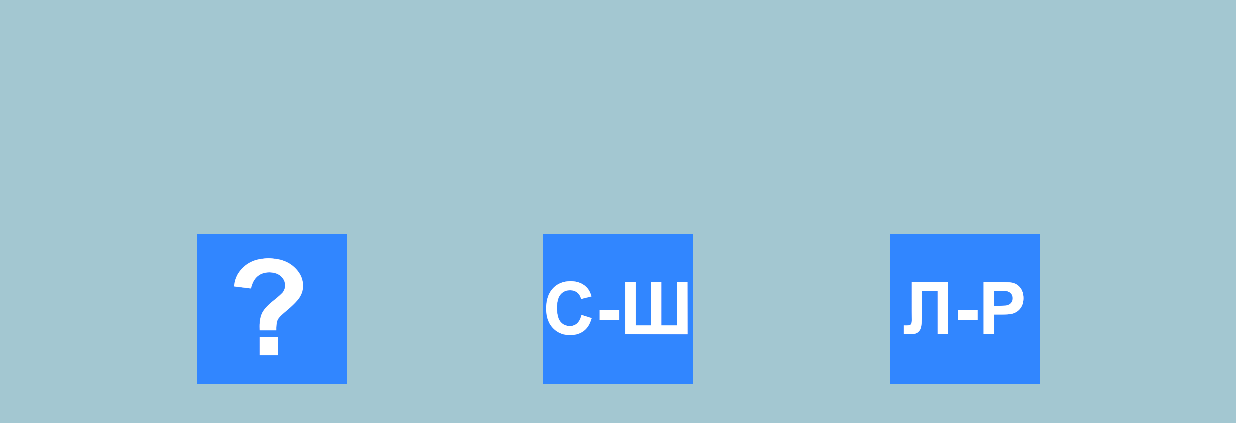
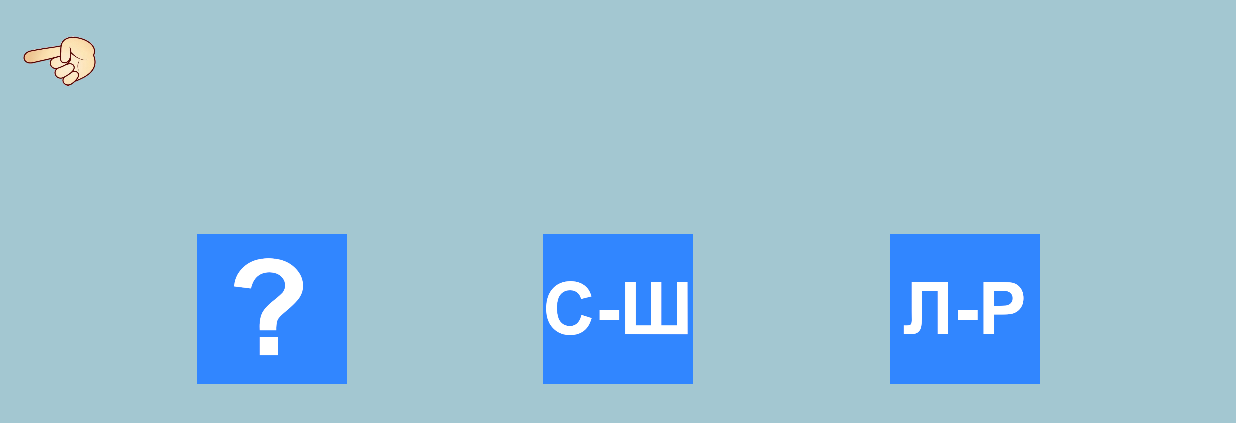
Before and after one commit to d1n3x3z7/logotech, an Android app: the ThirdMenuActivity screen opened directly, with no data from a screen before it, on a phone screen of 824 x 412 dp (held sideways). Shown: the top 423 px of the screen. Run offline under Robolectric (Android 15) with nearby library versions, the phone set to English and light mode, and no system bars.

Commit message:
restored back button in third game menu

```diff
--- a/app/src/main/res/layout-land/game_3_menu.xml
+++ b/app/src/main/res/layout-land/game_3_menu.xml
@@ -8,16 +8,14 @@
     android:id="@+id/menu_1">
 
     <ImageView
-        android:layout_width="100dp"
-        android:layout_height="50dp"
-        app:layout_constraintBottom_toBottomOf="parent"
+        android:layout_width="50sp"
+        android:layout_height="50sp"
         app:layout_constraintTop_toTopOf="parent"
         app:layout_constraintLeft_toLeftOf="parent"
-        app:layout_constraintRight_toRightOf="parent"
-        android:layout_marginStart="5dp"
-        android:layout_marginEnd="760dp"
-        android:layout_marginBottom="333dp"
+        android:layout_marginTop="15sp"
+        android:layout_marginStart="15sp"
         android:id="@+id/toMenu"
+        android:src="@drawable/back_button"
         tools:ignore="ContentDescription"/>
 
     <ImageView
--- a/app/src/main/res/layout/game_3_menu.xml
+++ b/app/src/main/res/layout/game_3_menu.xml
@@ -8,16 +8,14 @@
     android:id="@+id/menu_1">
 
     <ImageView
-        android:layout_width="100dp"
-        android:layout_height="50dp"
-        app:layout_constraintBottom_toBottomOf="parent"
+        android:layout_width="50sp"
+        android:layout_height="50sp"
         app:layout_constraintTop_toTopOf="parent"
         app:layout_constraintLeft_toLeftOf="parent"
-        app:layout_constraintRight_toRightOf="parent"
-        android:layout_marginStart="5dp"
-        android:layout_marginEnd="760dp"
-        android:layout_marginBottom="333dp"
+        android:layout_marginTop="15sp"
+        android:layout_marginStart="15sp"
         android:id="@+id/toMenu"
+        android:src="@drawable/back_button"
         tools:ignore="ContentDescription"/>
 
     <ImageView
```
